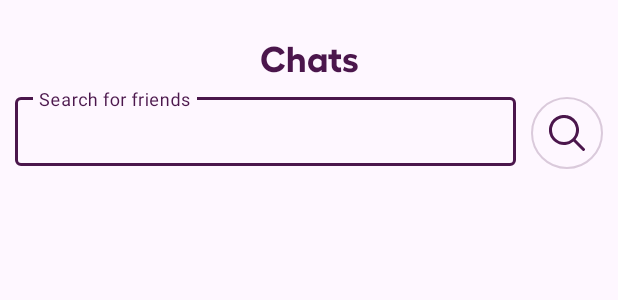
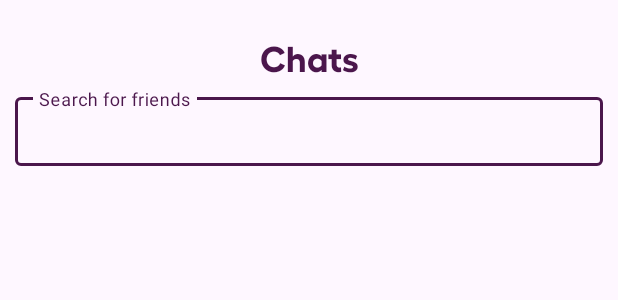
Before and after one commit to Kyle8Bits/Assignment3_RelationshipCounter, an Android app: the layout fragment_chat_room.xml on its own in the app's theme, with its tools: preview values and no code run, on a phone screen of 412 x 824 dp. Shown: the top 300 px of the screen. Run offline under Robolectric (Android 15) with nearby library versions, the phone set to English and light mode, and no system bars.

Commit message:
search friend to chat

```diff
--- a/app/src/main/java/com/example/assignment3_relationshipcounter/service/models/User.java
+++ b/app/src/main/java/com/example/assignment3_relationshipcounter/service/models/User.java
@@ -1,7 +1,6 @@
 package com.example.assignment3_relationshipcounter.service.models;
 
 import com.example.assignment3_relationshipcounter.service.firestore.DataUtils;
-import com.google.android.gms.maps.model.LatLng;
 
 import java.io.Serializable;
 
--- a/app/src/main/res/layout/fragment_chat_room.xml
+++ b/app/src/main/res/layout/fragment_chat_room.xml
@@ -29,7 +29,6 @@
             style="@style/Widget.Material3.TextInputLayout.OutlinedBox"
             android:layout_width="324dp"
             android:layout_height="wrap_content"
-            android:layout_marginRight="10dp"
             android:layout_marginBottom="10dp"
             android:layout_weight="1"
             android:hint="Search for friends">
@@ -45,23 +44,18 @@
                 android:textSize="16sp" />
         </com.google.android.material.textfield.TextInputLayout>
 
-        <com.google.android.material.button.MaterialButton
-            android:id="@+id/search_friend_to_chat"
-            style="@style/Widget.Assignment3_RelationshipCounter.CircularIconButton"
-            android:layout_width="48dp"
-            android:layout_height="48dp"
-            android:contentDescription="Search"
-            android:insetLeft="0dp"
-            android:insetTop="0dp"
-            android:insetRight="0dp"
-            android:insetBottom="0dp"
-            app:icon="@drawable/ic_search" />
-
     </LinearLayout>
 
     <androidx.recyclerview.widget.RecyclerView
         android:id="@+id/chat_room_created"
         android:layout_width="match_parent"
-        android:layout_height="match_parent" />
+        android:layout_height="match_parent"
+        android:visibility="visible" />
+
+    <androidx.recyclerview.widget.RecyclerView
+        android:id="@+id/create_chat_rcv"
+        android:layout_width="match_parent"
+        android:layout_height="match_parent"
+        android:visibility="gone" />
 
 </LinearLayout>
```
Also changed, not shown: app/src/main/java/com/example/assignment3_relationshipcounter/adapter/CreateChatRoomList.java (added, +67 -0 lines), app/src/main/java/com/example/assignment3_relationshipcounter/fragments/ChatRoomFragment.java (+88 -5 lines), app/src/main/java/com/example/assignment3_relationshipcounter/service/firestore/DataUtils.java (+48 -16 lines).
